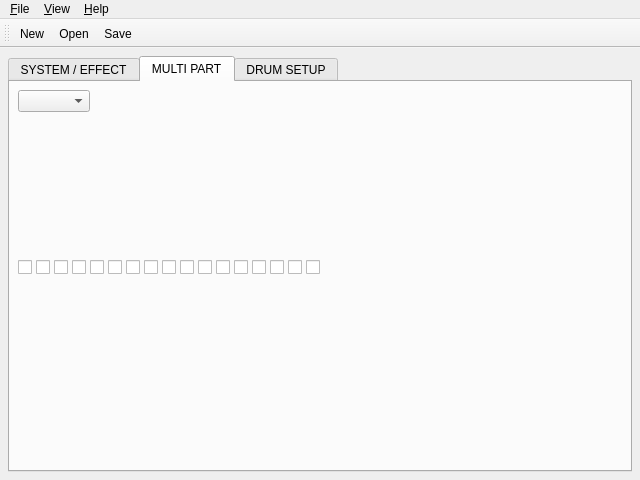
Before: the Qt Designer form src/qxgeditMainForm.ui in rncbc/qxgedit, drawn with Qt 5.
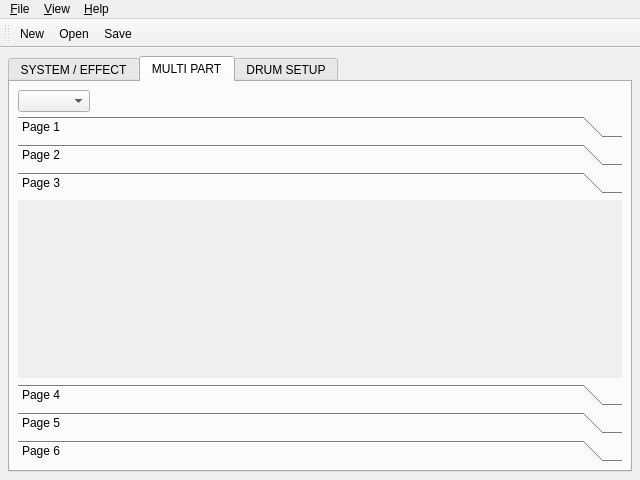
After: the same form once the commit is applied. The open tabs and pages were chosen to show the change. Icons and pictures are not drawn. Custom widgets are drawn as their Qt base class.

Commit message: - Multipart and Drumsetup pages layout.

What changed in the file:
```diff
--- a/src/qxgeditMainForm.ui
+++ b/src/qxgeditMainForm.ui
@@ -450,11 +450,13 @@
        <attribute name="title" >
         <string>MULTI PART</string>
        </attribute>
-       <layout class="QGridLayout" >
-        <item row="0" column="0" colspan="2" >
+       <layout class="QVBoxLayout" >
+        <item>
+         <layout class="QHBoxLayout" >
+          <item>
          <widget class="QComboBox" name="MultipartCombo" />
         </item>
-        <item row="0" column="3" colspan="10" >
+          <item>
          <spacer>
           <property name="orientation" >
            <enum>Qt::Horizontal</enum>
@@ -467,95 +469,127 @@
           </property>
          </spacer>
         </item>
-        <item row="0" column="12" rowspan="10" >
-         <spacer>
-          <property name="orientation" >
-           <enum>Qt::Horizontal</enum>
-          </property>
-          <property name="sizeHint" >
-           <size>
-            <width>20</width>
-            <height>20</height>
-           </size>
-          </property>
-         </spacer>
+         </layout>
         </item>
-        <item row="1" column="0" >
+        <item>
+         <widget class="QToolBox" name="MULTIPARTToolBox" >
+          <property name="currentIndex" >
+           <number>0</number>
+          </property>
+          <widget class="QWidget" name="MultipartPage1" >
+           <attribute name="label" >
+            <string>Page 1</string>
+           </attribute>
+           <layout class="QGridLayout" >
+            <item row="0" column="0" >
          <widget class="qxgeditDial" name="MultipartElementDial" />
         </item>
-        <item row="1" column="1" >
+            <item row="0" column="1" >
          <widget class="qxgeditDial" name="MultipartBankMSBDial" />
         </item>
-        <item row="1" column="2" >
+            <item row="0" column="2" >
          <widget class="qxgeditDial" name="MultipartBankLSBDial" />
         </item>
-        <item row="1" column="3" >
+            <item row="0" column="3" >
          <widget class="qxgeditDial" name="MultipartProgramDial" />
         </item>
-        <item row="1" column="4" >
+            <item row="0" column="4" >
          <widget class="qxgeditDial" name="MultipartChannelDial" />
         </item>
-        <item row="1" column="5" >
+            <item row="0" column="5" >
          <widget class="qxgeditDial" name="MultipartPolyModeDial" />
         </item>
-        <item row="1" column="6" >
+            <item row="0" column="6" >
          <widget class="qxgeditDial" name="MultipartKeyAssignDial" />
         </item>
-        <item row="1" column="7" >
+            <item row="0" column="7" >
          <widget class="qxgeditDial" name="MultipartPartModeDial" />
         </item>
-        <item row="1" column="8" >
+            <item row="0" column="8" >
          <widget class="qxgeditDial" name="MultipartNoteShiftDial" />
         </item>
-        <item row="1" column="9" >
+            <item row="0" column="9" >
          <widget class="qxgeditDial" name="MultipartDetuneDial" />
         </item>
-        <item row="1" column="10" >
+            <item row="0" column="10" rowspan="2" >
+             <spacer>
+              <property name="orientation" >
+               <enum>Qt::Horizontal</enum>
+              </property>
+              <property name="sizeHint" >
+               <size>
+                <width>20</width>
+                <height>20</height>
+               </size>
+              </property>
+             </spacer>
+            </item>
+            <item row="1" column="0" >
          <widget class="qxgeditDial" name="MultipartVolumeDial" />
         </item>
-        <item row="1" column="11" >
+            <item row="1" column="1" >
          <widget class="qxgeditDial" name="MultipartVelDepthDial" />
         </item>
-        <item row="2" column="0" >
+            <item row="1" column="2" >
          <widget class="qxgeditDial" name="MultipartVelOffsetDial" />
         </item>
-        <item row="2" column="1" >
+            <item row="1" column="3" >
          <widget class="qxgeditDial" name="MultipartPanDial" />
         </item>
-        <item row="2" column="2" >
+            <item row="1" column="4" >
          <widget class="qxgeditDial" name="MultipartNoteLowDial" />
         </item>
-        <item row="2" column="3" >
+            <item row="1" column="5" >
          <widget class="qxgeditDial" name="MultipartNoteHighDial" />
         </item>
-        <item row="2" column="4" >
+            <item row="1" column="6" >
          <widget class="qxgeditDial" name="MultipartDryWetDial" />
         </item>
-        <item row="2" column="5" >
+            <item row="1" column="7" >
          <widget class="qxgeditDial" name="MultipartChorusDial" />
         </item>
-        <item row="2" column="6" >
+            <item row="1" column="8" >
          <widget class="qxgeditDial" name="MultipartReverbDial" />
         </item>
-        <item row="2" column="7" >
+            <item row="1" column="9" >
          <widget class="qxgeditDial" name="MultipartVariationDial" />
         </item>
-        <item row="2" column="8" >
+            <item row="2" column="0" colspan="11" >
+             <spacer>
+              <property name="orientation" >
+               <enum>Qt::Vertical</enum>
+              </property>
+              <property name="sizeHint" >
+               <size>
+                <width>20</width>
+                <height>20</height>
+               </size>
+              </property>
+             </spacer>
+            </item>
+           </layout>
+          </widget>
+          <widget class="QWidget" name="MultipartPage2" >
+           <attribute name="label" >
+            <string>Page 2</string>
+           </attribute>
+           <layout class="QGridLayout" >
+            <item row="0" column="0" >
          <widget class="qxgeditDial" name="MultipartRateDial" />
         </item>
-        <item row="2" column="9" >
+            <item row="0" column="1" >
          <widget class="qxgeditDial" name="MultipartDepthDial" />
         </item>
-        <item row="2" column="10" >
+            <item row="0" column="2" >
          <widget class="qxgeditDial" name="MultipartDelayDial" />
         </item>
-        <item row="2" column="11" >
+            <item row="0" column="3" >
          <widget class="qxgeditDial" name="MultipartCutoffDial" />
         </item>
-        <item row="3" column="0" >
+            <item row="0" column="4" >
          <widget class="qxgeditDial" name="MultipartResonanceDial" />
         </item>
-        <item row="3" column="1" >
+            <item row="0" column="5" >
          <widget class="qxgeditDial" name="MultipartAttackDial" />
         </item>
         <item row="3" column="2" >
@@ -588,79 +622,132 @@
         <item row="3" column="11" >
          <widget class="qxgeditDial" name="MultipartBendFilterDial" />
         </item>
-        <item row="4" column="0" >
+            <item row="1" column="6" >
          <widget class="qxgeditDial" name="MultipartBendAmplDial" />
         </item>
-        <item row="4" column="1" >
+            <item row="1" column="7" >
          <widget class="qxgeditDial" name="MultipartBendLFOPmodDial" />
         </item>
-        <item row="4" column="2" >
+            <item row="1" column="8" >
          <widget class="qxgeditDial" name="MultipartBendLFOFmodDial" />
         </item>
-        <item row="4" column="3" >
+            <item row="1" column="9" >
          <widget class="qxgeditDial" name="MultipartBendLFOAmodDial" />
         </item>
-        <item row="4" column="4" >
+            <item row="2" column="0" colspan="11" >
+             <spacer>
+              <property name="orientation" >
+               <enum>Qt::Vertical</enum>
+              </property>
+              <property name="sizeHint" >
+               <size>
+                <width>20</width>
+                <height>20</height>
+               </size>
+              </property>
+             </spacer>
+            </item>
+           </layout>
+          </widget>
+          <widget class="QWidget" name="MultipartPage3" >
+           <attribute name="label" >
+            <string>Page 3</string>
+           </attribute>
+           <layout class="QGridLayout" >
+            <item row="0" column="0" >
          <widget class="qxgeditDial" name="MultipartTuningC_Dial" />
         </item>
-        <item row="4" column="5" >
+            <item row="0" column="1" >
          <widget class="qxgeditDial" name="MultipartTuningCsDial" />
         </item>
-        <item row="4" column="6" >
+            <item row="0" column="2" >
          <widget class="qxgeditDial" name="MultipartTuningD_Dial" />
         </item>
-        <item row="4" column="7" >
+            <item row="0" column="3" >
          <widget class="qxgeditDial" name="MultipartTuningDsDial" />
         </item>
-        <item row="4" column="8" >
+            <item row="0" column="4" >
          <widget class="qxgeditDial" name="MultipartTuningE_Dial" />
         </item>
-        <item row="4" column="9" >
+            <item row="0" column="5" >
          <widget class="qxgeditDial" name="MultipartTuningF_Dial" />
         </item>
-        <item row="4" column="10" >
+            <item row="0" column="6" >
          <widget class="qxgeditDial" name="MultipartTuningFsDial" />
         </item>
-        <item row="4" column="11" >
+            <item row="0" column="7" >
          <widget class="qxgeditDial" name="MultipartTuningG_Dial" />
         </item>
-        <item row="5" column="0" >
+            <item row="0" column="8" >
          <widget class="qxgeditDial" name="MultipartTuningGsDial" />
         </item>
-        <item row="5" column="1" >
+            <item row="0" column="9" >
          <widget class="qxgeditDial" name="MultipartTuningA_Dial" />
         </item>
-        <item row="5" column="2" >
+            <item row="0" column="10" rowspan="3" >
+             <spacer>
+              <property name="orientation" >
+               <enum>Qt::Horizontal</enum>
+              </property>
+              <property name="sizeHint" >
+               <size>
+                <width>20</width>
+                <height>20</height>
+               </size>
+              </property>
+             </spacer>
+            </item>
+            <item row="1" column="0" >
          <widget class="qxgeditDial" name="MultipartTuningAsDial" />
         </item>
-        <item row="5" column="3" >
+            <item row="1" column="1" >
          <widget class="qxgeditDial" name="MultipartTuningB_Dial" />
         </item>
-        <item row="5" column="4" >
+            <item row="1" column="2" >
          <widget class="qxgeditDial" name="MultipartCATPitchDial" />
         </item>
-        <item row="5" column="5" >
+            <item row="1" column="3" >
          <widget class="qxgeditDial" name="MultipartCATFilterDial" />
         </item>
-        <item row="5" column="6" >
+            <item row="1" column="4" >
          <widget class="qxgeditDial" name="MultipartCATAmplDial" />
         </item>
-        <item row="5" column="7" >
+            <item row="1" column="5" >
          <widget class="qxgeditDial" name="MultipartCATLFOPmodDial" />
         </item>
-        <item row="5" column="8" >
+            <item row="1" column="6" >
          <widget class="qxgeditDial" name="MultipartCATLFOFmodDial" />
         </item>
-        <item row="5" column="9" >
+            <item row="1" column="7" >
          <widget class="qxgeditDial" name="MultipartCATLFOAmodDial" />
         </item>
-        <item row="5" column="10" >
+            <item row="1" column="8" >
          <widget class="qxgeditDial" name="MultipartPATPitchDial" />
         </item>
-        <item row="5" column="11" >
+            <item row="1" column="9" >
          <widget class="qxgeditDial" name="MultipartPATFilterDial" />
         </item>
-        <item row="6" column="0" >
+            <item row="2" column="0" colspan="11" >
+             <spacer>
+              <property name="orientation" >
+               <enum>Qt::Vertical</enum>
+              </property>
+              <property name="sizeHint" >
+               <size>
+                <width>20</width>
+                <height>20</height>
+               </size>
+              </property>
+             </spacer>
+            </item>
+           </layout>
+          </widget>
+          <widget class="QWidget" name="MultipartPage4" >
+           <attribute name="label" >
+            <string>Page 4</string>
+           </attribute>
+           <layout class="QGridLayout" >
+            <item row="0" column="0" >
          <widget class="qxgeditDial" name="MultipartPATAmplDial" />
         </item>
         <item row="6" column="1" >
@@ -720,7 +807,27 @@
         <item row="7" column="7" >
          <widget class="qxgeditDial" name="MultipartPortaTimeDial" />
         </item>
-        <item row="7" column="8" >
+            <item row="2" column="0" colspan="11" >
+             <spacer>
+              <property name="orientation" >
+               <enum>Qt::Vertical</enum>
+              </property>
+              <property name="sizeHint" >
+               <size>
+                <width>20</width>
+                <height>20</height>
+               </size>
+              </property>
+             </spacer>
+            </item>
+           </layout>
+          </widget>
+          <widget class="QWidget" name="MultipartPage5" >
+           <attribute name="label" >
+            <string>Page 5</string>
+           </attribute>
+           <layout class="QGridLayout" >
+            <item row="0" column="0" >
          <widget class="qxgeditDial" name="MultipartAttackLevelDial" />
         </item>
         <item row="7" column="9" >
@@ -738,62 +845,104 @@
         <item row="8" column="1" >
          <widget class="qxgeditDial" name="MultipartVelocityHighDial" />
         </item>
-        <item row="9" column="0" colspan="12" >
-         <layout class="QHBoxLayout" >
-          <item>
+            <item row="0" column="10" rowspan="2" >
+             <spacer>
+              <property name="orientation" >
+               <enum>Qt::Horizontal</enum>
+              </property>
+              <property name="sizeHint" >
+               <size>
+                <width>20</width>
+                <height>20</height>
+               </size>
+              </property>
+             </spacer>
+            </item>
+            <item row="1" column="0" colspan="11" >
+             <spacer>
+              <property name="orientation" >
+               <enum>Qt::Vertical</enum>
+              </property>
+              <property name="sizeHint" >
+               <size>
+                <width>20</width>
+                <height>20</height>
+               </size>
+              </property>
+             </spacer>
+            </item>
+           </layout>
+          </widget>
+          <widget class="QWidget" name="MultipartPage6" >
+           <attribute name="label" >
+            <string>Page 6</string>
+           </attribute>
+           <layout class="QGridLayout" >
+            <item row="0" column="0" >
            <widget class="qxgeditCheck" name="MultipartPBCheck" />
           </item>
-          <item>
+            <item row="0" column="1" >
            <widget class="qxgeditCheck" name="MultipartCATCheck" />
           </item>
-          <item>
+            <item row="0" column="2" >
            <widget class="qxgeditCheck" name="MultipartPCCheck" />
           </item>
-          <item>
+            <item row="0" column="3" >
            <widget class="qxgeditCheck" name="MultipartCCCheck" />
           </item>
-          <item>
+            <item row="0" column="4" >
            <widget class="qxgeditCheck" name="MultipartPATCheck" />
           </item>
-          <item>
+            <item row="0" column="5" >
            <widget class="qxgeditCheck" name="MultipartNoteCheck" />
           </item>
-          <item>
+            <item row="0" column="6" >
            <widget class="qxgeditCheck" name="MultipartRPNCheck" />
           </item>
-          <item>
+            <item row="0" column="7" >
            <widget class="qxgeditCheck" name="MultipartNRPNCheck" />
           </item>
-          <item>
+            <item row="0" column="8" >
            <widget class="qxgeditCheck" name="MultipartModCheck" />
           </item>
-          <item>
+            <item row="0" column="9" rowspan="2" >
+             <spacer>
+              <property name="orientation" >
+               <enum>Qt::Horizontal</enum>
+              </property>
+              <property name="sizeHint" >
+               <size>
+                <width>20</width>
+                <height>20</height>
+               </size>
+              </property>
+             </spacer>
+            </item>
+            <item row="1" column="0" >
            <widget class="qxgeditCheck" name="MultipartVolCheck" />
           </item>
-          <item>
+            <item row="1" column="1" >
            <widget class="qxgeditCheck" name="MultipartPanCheck" />
           </item>
-          <item>
+            <item row="1" column="2" >
            <widget class="qxgeditCheck" name="MultipartExprCheck" />
           </item>
-          <item>
+            <item row="1" column="3" >
            <widget class="qxgeditCheck" name="MultipartHold1Check" />
           </item>
-          <item>
+            <item row="1" column="4" >
            <widget class="qxgeditCheck" name="MultipartPortaCheck" />
           </item>
-          <item>
+            <item row="1" column="5" >
            <widget class="qxgeditCheck" name="MultipartSostCheck" />
           </item>
-          <item>
+            <item row="1" column="6" >
            <widget class="qxgeditCheck" name="MultipartPedalCheck" />
           </item>
-          <item>
+            <item row="1" column="7" >
            <widget class="qxgeditCheck" name="MultipartBankCheck" />
           </item>
-         </layout>
-        </item>
-        <item row="10" column="0" colspan="13" >
+            <item row="2" column="0" colspan="9" >
          <spacer>
           <property name="orientation" >
            <enum>Qt::Vertical</enum>
@@ -805,6 +954,10 @@
            </size>
           </property>
          </spacer>
+            </item>
+           </layout>
+          </widget>
+         </widget>
         </item>
        </layout>
       </widget>
```
Left out of the diff: 191 changed lines with no effect on the pictures. Lines whose indentation alone changed are shown as unchanged.
